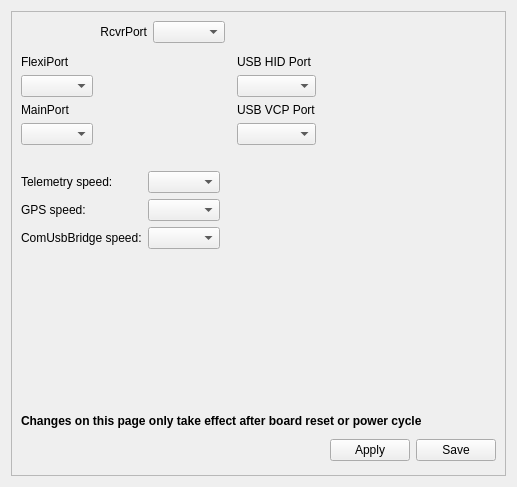
Above: ground/openpilotgcs/src/plugins/config/cc_hw_settings.ui from vooon/OpenPilot before the change. Below: the same form after it.
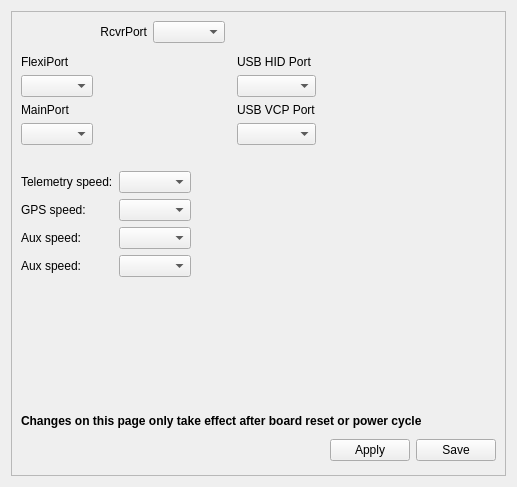
That is the form after the change. Icons and pictures are not drawn.

```diff
--- a/ground/openpilotgcs/src/plugins/config/cc_hw_settings.ui
+++ b/ground/openpilotgcs/src/plugins/config/cc_hw_settings.ui
@@ -158,7 +158,20 @@
              </size>
             </property>
             <property name="text">
-             <string>ComUsbBridge speed:</string>
+             <string>Aux speed:</string>
+            </property>
+           </widget>
+          </item>
+          <item row="3" column="0">
+           <widget class="QLabel" name="AuxSpeedLabel">
+            <property name="minimumSize">
+             <size>
+              <width>55</width>
+              <height>0</height>
+             </size>
+            </property>
+            <property name="text">
+             <string>Aux speed:</string>
             </property>
            </widget>
           </item>
@@ -183,6 +196,13 @@
             </property>
            </widget>
           </item>
+          <item row="3" column="1">
+           <widget class="QComboBox" name="auxSpeed">
+            <property name="toolTip">
+             <string>Select the speed here.</string>
+            </property>
+           </widget>
+          </item>
          </layout>
         </item>
         <item>
```
